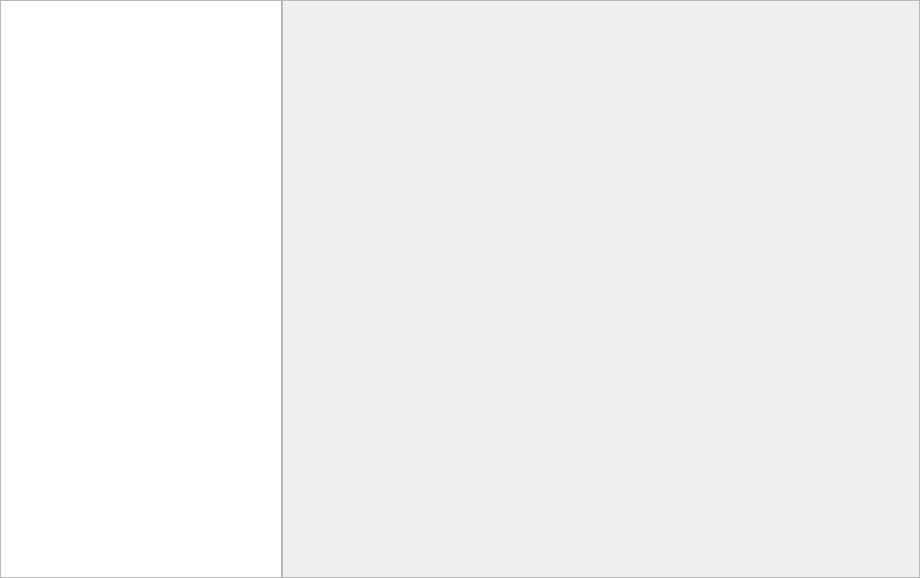
This is src/kiran-cpanel-mouse-widget.ui in openeuler-mirror/kiran-control-panel as Qt 5 draws it before an edit. The edited form follows.
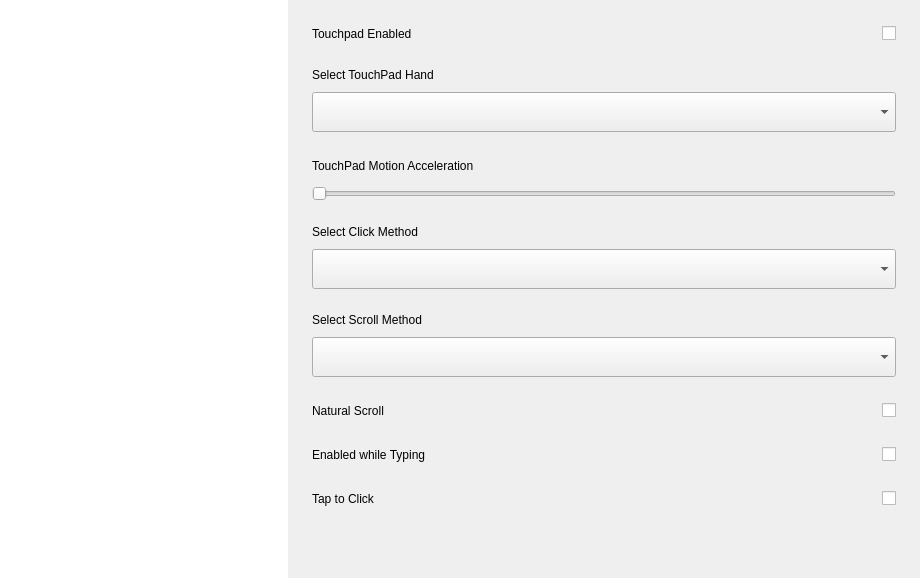
This is the edited form. The open tabs and pages were chosen to show the change. Custom widgets are drawn as their Qt base class.

Commit message:
fix(UI):add touchpad ui and text description of label,add listwidget
- 添加触摸板界面，标签的文字描述和右侧列表项

The edit to the form file:
```diff
--- a/src/kiran-cpanel-mouse-widget.ui
+++ b/src/kiran-cpanel-mouse-widget.ui
@@ -31,15 +31,9 @@
    </property>
    <item>
     <widget class="QWidget" name="widget_list" native="true">
-     <property name="minimumSize">
-      <size>
-       <width>282</width>
-       <height>0</height>
-      </size>
-     </property>
      <property name="maximumSize">
       <size>
-       <width>282</width>
+       <width>288</width>
        <height>16777215</height>
       </size>
      </property>
@@ -60,7 +54,17 @@
        <number>0</number>
       </property>
       <item>
-       <widget class="QListWidget" name="listWidget"/>
+       <widget class="KiranListWidget" name="listWidget">
+        <property name="maximumSize">
+         <size>
+          <width>288</width>
+          <height>16777215</height>
+         </size>
+        </property>
+        <property name="frameShape">
+         <enum>QFrame::NoFrame</enum>
+        </property>
+       </widget>
       </item>
      </layout>
      <zorder>widget_stack</zorder>
@@ -93,6 +97,9 @@
       </property>
       <item>
        <widget class="QScrollArea" name="scrollArea">
+        <property name="frameShape">
+         <enum>QFrame::NoFrame</enum>
+        </property>
         <property name="widgetResizable">
          <bool>true</bool>
         </property>
@@ -101,8 +108,8 @@
           <rect>
            <x>0</x>
            <y>0</y>
-           <width>636</width>
-           <height>576</height>
+           <width>632</width>
+           <height>578</height>
           </rect>
          </property>
          <layout class="QVBoxLayout" name="verticalLayout_3">
@@ -242,7 +249,7 @@
                   <number>0</number>
                  </property>
                  <item>
-                  <layout class="QHBoxLayout" name="horizontalLayout_3">
+                  <layout class="QHBoxLayout" name="hLayout_natural_scroll">
                    <property name="spacing">
                     <number>0</number>
                    </property>
@@ -263,7 +270,7 @@
                   </layout>
                  </item>
                  <item>
-                  <layout class="QHBoxLayout" name="horizontalLayout_4">
+                  <layout class="QHBoxLayout" name="hLayout_middle_emulation">
                    <property name="spacing">
                     <number>0</number>
                    </property>
@@ -301,7 +308,424 @@
               </item>
              </layout>
             </widget>
-            <widget class="QWidget" name="page_touchpad"/>
+            <widget class="QWidget" name="page_touchpad">
+             <layout class="QVBoxLayout" name="verticalLayout_13">
+              <property name="spacing">
+               <number>24</number>
+              </property>
+              <property name="leftMargin">
+               <number>0</number>
+              </property>
+              <property name="topMargin">
+               <number>0</number>
+              </property>
+              <property name="rightMargin">
+               <number>0</number>
+              </property>
+              <property name="bottomMargin">
+               <number>0</number>
+              </property>
+              <item>
+               <widget class="QWidget" name="widget_tp_disable_touchpad" native="true">
+                <layout class="QHBoxLayout" name="horizontalLayout_3">
+                 <property name="spacing">
+                  <number>0</number>
+                 </property>
+                 <property name="leftMargin">
+                  <number>0</number>
+                 </property>
+                 <property name="topMargin">
+                  <number>0</number>
+                 </property>
+                 <property name="rightMargin">
+                  <number>0</number>
+                 </property>
+                 <property name="bottomMargin">
+                  <number>0</number>
+                 </property>
+                 <item>
+                  <widget class="QLabel" name="label_tp_disable_touchpad">
+                   <property name="text">
+                    <string>Touchpad Enabled</string>
+                   </property>
+                  </widget>
+                 </item>
+                 <item>
+                  <spacer name="horizontalSpacer_4">
+                   <property name="orientation">
+                    <enum>Qt::Horizontal</enum>
+                   </property>
+                   <property name="sizeHint" stdset="0">
+                    <size>
+                     <width>462</width>
+                     <height>20</height>
+                    </size>
+                   </property>
+                  </spacer>
+                 </item>
+                 <item>
+                  <widget class="QCheckBox" name="checkBox_tp_disable_touchpad">
+                   <property name="text">
+                    <string/>
+                   </property>
+                  </widget>
+                 </item>
+                </layout>
+               </widget>
+              </item>
+              <item>
+               <widget class="QWidget" name="widget_tp_hand_mode" native="true">
+                <layout class="QVBoxLayout" name="verticalLayout_8">
+                 <property name="spacing">
+                  <number>10</number>
+                 </property>
+                 <property name="leftMargin">
+                  <number>0</number>
+                 </property>
+                 <property name="topMargin">
+                  <number>0</number>
+                 </property>
+                 <property name="rightMargin">
+                  <number>0</number>
+                 </property>
+                 <property name="bottomMargin">
+                  <number>0</number>
+                 </property>
+                 <item>
+                  <widget class="QLabel" name="label_tp_hand_mode">
+                   <property name="text">
+                    <string>Select TouchPad Hand</string>
+                   </property>
+                  </widget>
+                 </item>
+                 <item>
+                  <widget class="QComboBox" name="comboBox_tp_hand_mode">
+                   <property name="minimumSize">
+                    <size>
+                     <width>0</width>
+                     <height>40</height>
+                    </size>
+                   </property>
+                   <property name="maximumSize">
+                    <size>
+                     <width>16777215</width>
+                     <height>40</height>
+                    </size>
+                   </property>
+                  </widget>
+                 </item>
+                </layout>
+               </widget>
+              </item>
+              <item>
+               <widget class="QWidget" name="widget_tp_move_speed" native="true">
+                <layout class="QVBoxLayout" name="verticalLayout_9">
+                 <property name="spacing">
+                  <number>10</number>
+                 </property>
+                 <property name="leftMargin">
+                  <number>0</number>
+                 </property>
+                 <property name="topMargin">
+                  <number>0</number>
+                 </property>
+                 <property name="rightMargin">
+                  <number>0</number>
+                 </property>
+                 <property name="bottomMargin">
+                  <number>0</number>
+                 </property>
+                 <item>
+                  <layout class="QHBoxLayout" name="horizontalLayout_4">
+                   <property name="spacing">
+                    <number>0</number>
+                   </property>
+                   <item>
+                    <widget class="QLabel" name="label_tp_move_speed">
+                     <property name="text">
+                      <string>TouchPad Motion Acceleration</string>
+                     </property>
+                    </widget>
+                   </item>
+                   <item>
+                    <spacer name="horizontalSpacer_5">
+                     <property name="orientation">
+                      <enum>Qt::Horizontal</enum>
+                     </property>
+                     <property name="sizeHint" stdset="0">
+                      <size>
+                       <width>40</width>
+                       <height>20</height>
+                      </size>
+                     </property>
+                    </spacer>
+                   </item>
+                   <item>
+                    <widget class="QLabel" name="label_tp_speed">
+                     <property name="text">
+                      <string/>
+                     </property>
+                    </widget>
+                   </item>
+                  </layout>
+                 </item>
+                 <item>
+                  <widget class="QSlider" name="slider_tp_speed">
+                   <property name="orientation">
+                    <enum>Qt::Horizontal</enum>
+                   </property>
+                  </widget>
+                 </item>
+                </layout>
+               </widget>
+              </item>
+              <item>
+               <widget class="QWidget" name="widget_tp_click_mode" native="true">
+                <layout class="QVBoxLayout" name="verticalLayout_11">
+                 <property name="spacing">
+                  <number>10</number>
+                 </property>
+                 <property name="leftMargin">
+                  <number>0</number>
+                 </property>
+                 <property name="topMargin">
+                  <number>0</number>
+                 </property>
+                 <property name="rightMargin">
+                  <number>0</number>
+                 </property>
+                 <property name="bottomMargin">
+                  <number>0</number>
+                 </property>
+                 <item>
+                  <widget class="QLabel" name="label_tp_click_mode">
+                   <property name="text">
+                    <string>Select Click Method</string>
+                   </property>
+                  </widget>
+                 </item>
+                 <item>
+                  <widget class="QComboBox" name="comboBox_tp_click_mode">
+                   <property name="minimumSize">
+                    <size>
+                     <width>0</width>
+                     <height>40</height>
+                    </size>
+                   </property>
+                   <property name="maximumSize">
+                    <size>
+                     <width>16777215</width>
+                     <height>40</height>
+                    </size>
+                   </property>
+                  </widget>
+                 </item>
+                </layout>
+               </widget>
+              </item>
+              <item>
+               <widget class="QWidget" name="widget_tp_move_win_mode" native="true">
+                <layout class="QVBoxLayout" name="verticalLayout_12">
+                 <property name="spacing">
+                  <number>10</number>
+                 </property>
+                 <property name="leftMargin">
+                  <number>0</number>
+                 </property>
+                 <property name="topMargin">
+                  <number>0</number>
+                 </property>
+                 <property name="rightMargin">
+                  <number>0</number>
+                 </property>
+                 <property name="bottomMargin">
+                  <number>0</number>
+                 </property>
+                 <item>
+                  <widget class="QLabel" name="label_tp_move_win_mode">
+                   <property name="text">
+                    <string>Select Scroll Method</string>
+                   </property>
+                  </widget>
+                 </item>
+                 <item>
+                  <widget class="QComboBox" name="comboBox_tp_move_win_mode">
+                   <property name="minimumSize">
+                    <size>
+                     <width>0</width>
+                     <height>40</height>
+                    </size>
+                   </property>
+                   <property name="maximumSize">
+                    <size>
+                     <width>16777215</width>
+                     <height>40</height>
+                    </size>
+                   </property>
+                  </widget>
+                 </item>
+                </layout>
+               </widget>
+              </item>
+              <item>
+               <widget class="QWidget" name="widget_tp_natural_scroll" native="true">
+                <layout class="QHBoxLayout" name="horizontalLayout_6">
+                 <property name="spacing">
+                  <number>0</number>
+                 </property>
+                 <property name="leftMargin">
+                  <number>0</number>
+                 </property>
+                 <property name="topMargin">
+                  <number>0</number>
+                 </property>
+                 <property name="rightMargin">
+                  <number>0</number>
+                 </property>
+                 <property name="bottomMargin">
+                  <number>0</number>
+                 </property>
+                 <item>
+                  <widget class="QLabel" name="label_tp_natural_scroll">
+                   <property name="text">
+                    <string>Natural Scroll</string>
+                   </property>
+                  </widget>
+                 </item>
+                 <item>
+                  <spacer name="horizontalSpacer_7">
+                   <property name="orientation">
+                    <enum>Qt::Horizontal</enum>
+                   </property>
+                   <property name="sizeHint" stdset="0">
+                    <size>
+                     <width>490</width>
+                     <height>20</height>
+                    </size>
+                   </property>
+                  </spacer>
+                 </item>
+                 <item>
+                  <widget class="QCheckBox" name="checkBox_natural_scroll_2">
+                   <property name="text">
+                    <string/>
+                   </property>
+                  </widget>
+                 </item>
+                </layout>
+               </widget>
+              </item>
+              <item>
+               <widget class="QWidget" name="widget_disable_while_typing" native="true">
+                <layout class="QHBoxLayout" name="horizontalLayout_8">
+                 <property name="spacing">
+                  <number>0</number>
+                 </property>
+                 <property name="leftMargin">
+                  <number>0</number>
+                 </property>
+                 <property name="topMargin">
+                  <number>0</number>
+                 </property>
+                 <property name="rightMargin">
+                  <number>0</number>
+                 </property>
+                 <property name="bottomMargin">
+                  <number>0</number>
+                 </property>
+                 <item>
+                  <widget class="QLabel" name="label_disable_while_typing">
+                   <property name="text">
+                    <string>Enabled while Typing</string>
+                   </property>
+                  </widget>
+                 </item>
+                 <item>
+                  <spacer name="horizontalSpacer_9">
+                   <property name="orientation">
+                    <enum>Qt::Horizontal</enum>
+                   </property>
+                   <property name="sizeHint" stdset="0">
+                    <size>
+                     <width>447</width>
+                     <height>20</height>
+                    </size>
+                   </property>
+                  </spacer>
+                 </item>
+                 <item>
+                  <widget class="QCheckBox" name="checkBox_disable_while_typing">
+                   <property name="text">
+                    <string/>
+                   </property>
+                  </widget>
+                 </item>
+                </layout>
+               </widget>
+              </item>
+              <item>
+               <widget class="QWidget" name="widget_tap_to_click" native="true">
+                <layout class="QHBoxLayout" name="horizontalLayout_7">
+                 <property name="spacing">
+                  <number>0</number>
+                 </property>
+                 <property name="leftMargin">
+                  <number>0</number>
+                 </property>
+                 <property name="topMargin">
+                  <number>0</number>
+                 </property>
+                 <property name="rightMargin">
+                  <number>0</number>
+                 </property>
+                 <property name="bottomMargin">
+                  <number>0</number>
+                 </property>
+                 <item>
+                  <widget class="QLabel" name="label_tap_to_click">
+                   <property name="text">
+                    <string>Tap to Click</string>
+                   </property>
+                  </widget>
+                 </item>
+                 <item>
+                  <spacer name="horizontalSpacer_8">
+                   <property name="orientation">
+                    <enum>Qt::Horizontal</enum>
+                   </property>
+                   <property name="sizeHint" stdset="0">
+                    <size>
+                     <width>502</width>
+                     <height>20</height>
+                    </size>
+                   </property>
+                  </spacer>
+                 </item>
+                 <item>
+                  <widget class="QCheckBox" name="checkBox_tap_to_click">
+                   <property name="text">
+                    <string/>
+                   </property>
+                  </widget>
+                 </item>
+                </layout>
+               </widget>
+              </item>
+              <item>
+               <spacer name="verticalSpacer_2">
+                <property name="orientation">
+                 <enum>Qt::Vertical</enum>
+                </property>
+                <property name="sizeHint" stdset="0">
+                 <size>
+                  <width>20</width>
+                  <height>16</height>
+                 </size>
+                </property>
+               </spacer>
+              </item>
+             </layout>
+            </widget>
            </widget>
           </item>
          </layout>
@@ -313,6 +737,13 @@
    </item>
   </layout>
  </widget>
+ <customwidgets>
+  <customwidget>
+   <class>KiranListWidget</class>
+   <extends>QListWidget</extends>
+   <header>widgets/kiran-list-widget.h</header>
+  </customwidget>
+ </customwidgets>
  <resources/>
  <connections/>
 </ui>
```
Left out of the diff: 76 changed lines with no effect on the pictures. The commit also changes 16 other files.
